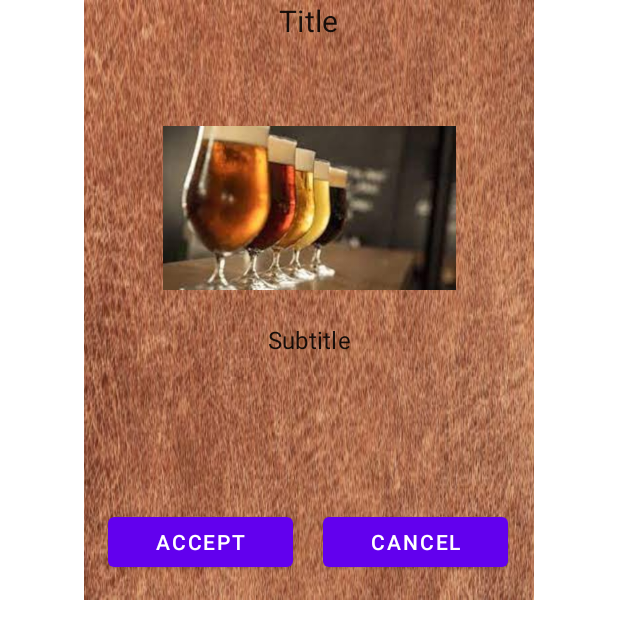
After one commit to Zharrat/BEERS_OF_THE_WORLD, an Android app: the layout fragment_dialog.xml on its own in the app's theme, with its tools: preview values and no code run, on a phone screen of 412 x 824 dp. The commit adds this screen. Shown: the top 639 px of the screen. Run offline under Robolectric (Android 15) with nearby library versions, the phone set to English and light mode, and no system bars; network calls fail.

Commit message:
Implementado logged as. Funcionando en mainfragment. Implementando alerdialog fragment con cierre.

```diff
--- a/app/src/main/java/com/example/beers_of_the_world/viewModel/MainViewModel.kt
+++ b/app/src/main/java/com/example/beers_of_the_world/viewModel/MainViewModel.kt
@@ -35,6 +35,7 @@ class MainViewModel : ViewModel() {
 
     private val _beersNamesList: MutableLiveData<List<String>> = MutableLiveData()
     val beersNamesList: LiveData<List<String>> get() = _beersNamesList
+
 
     fun setBeer(beers: List<BeerResponse>) {
         _beersList.postValue(beers)
@@ -109,6 +110,8 @@ class MainViewModel : ViewModel() {
 
     }
 
+
+
     //Coroutine to get the beers in the background.
    /* private fun getRetrofit(): Retrofit {
         return Retrofit.Builder()
--- /dev/null
+++ b/app/src/main/res/layout/fragment_dialog.xml
@@ -0,0 +1,70 @@
+<?xml version="1.0" encoding="utf-8"?>
+<androidx.constraintlayout.widget.ConstraintLayout xmlns:android="http://schemas.android.com/apk/res/android"
+    xmlns:app="http://schemas.android.com/apk/res-auto"
+    xmlns:tools="http://schemas.android.com/tools"
+    android:layout_width="300dp"
+    android:layout_height="400dp"
+    android:layout_gravity="top|center_horizontal"
+    android:background="@drawable/fondo9"
+    android:minWidth="300dp"
+    android:minHeight="300dp"
+    tools:context=".DialogFragment">
+
+    <Button
+        android:id="@+id/btCancel"
+        android:layout_width="123dp"
+        android:layout_height="45dp"
+        android:layout_marginEnd="17dp"
+        android:layout_marginBottom="16dp"
+        android:text="CANCEL"
+        app:layout_constraintBottom_toBottomOf="parent"
+        app:layout_constraintEnd_toEndOf="parent" />
+
+    <TextView
+        android:id="@+id/titleText"
+        style="@style/MaterialAlertDialog.MaterialComponents.Title.Text"
+        android:layout_width="wrap_content"
+        android:layout_height="wrap_content"
+        android:gravity="center"
+        android:text="@string/title"
+        android:textSize="20sp"
+        app:layout_constraintEnd_toEndOf="parent"
+        app:layout_constraintHorizontal_bias="0.5"
+        app:layout_constraintStart_toStartOf="parent"
+        tools:layout_editor_absoluteY="27dp" />
+
+    <TextView
+        android:id="@+id/subtitleText"
+        style="@style/MaterialAlertDialog.MaterialComponents.Title.Text"
+        android:layout_width="wrap_content"
+        android:layout_height="wrap_content"
+        android:layout_marginTop="215dp"
+        android:gravity="center"
+        android:text="@string/subtitle"
+        app:layout_constraintEnd_toEndOf="parent"
+        app:layout_constraintHorizontal_bias="0.5"
+        app:layout_constraintStart_toStartOf="parent"
+        app:layout_constraintTop_toTopOf="parent" />
+
+    <Button
+        android:id="@+id/btAccept"
+        android:layout_width="123dp"
+        android:layout_height="45dp"
+        android:layout_marginStart="16dp"
+        android:layout_marginBottom="16dp"
+        android:text="ACCEPT"
+        app:layout_constraintBottom_toBottomOf="parent"
+        app:layout_constraintStart_toStartOf="parent" />
+
+    <ImageView
+        android:id="@+id/imageView"
+        android:layout_width="299dp"
+        android:layout_height="109dp"
+        android:layout_marginTop="84dp"
+        app:layout_constraintEnd_toEndOf="parent"
+        app:layout_constraintHorizontal_bias="0.5"
+        app:layout_constraintStart_toStartOf="parent"
+        app:layout_constraintTop_toTopOf="parent"
+        app:srcCompat="@drawable/beer" />
+
+</androidx.constraintlayout.widget.ConstraintLayout>
--- a/app/src/main/res/values/colors.xml
+++ b/app/src/main/res/values/colors.xml
@@ -10,4 +10,5 @@
     <color name="teal_700">#FF018786</color>
     <color name="black">#FF000000</color>
     <color name="white">#FFFFFFFF</color>
+
 </resources>
--- a/app/src/main/res/values/strings.xml
+++ b/app/src/main/res/values/strings.xml
@@ -1,5 +1,5 @@
 <resources>
-    <string name="app_name">My Database App</string>
+    <string name="app_name">Beers of the world</string>
     <string name="FirstNameText">First Name :</string>
     <string name="FirstNameTextField">Enter First Name</string>
     <string name="SecondNameTextField">Enter Second Name</string>
@@ -18,4 +18,8 @@
     <string name="Login_text">Login</string>
     <string name="Login_button">Login</string>
     <string name="signupText">Sign Up!</string>
+    <!-- TODO: Remove or change this placeholder text -->
+    <string name="show_dialog">Show Dialog</string>
+    <string name="subtitle">Subtitle</string>
+    <string name="title">Title</string>
 </resources>
```
Also changed, not shown: app/src/main/java/com/example/beers_of_the_world/ui/fragments/DetailFragment.kt (+9 -1 lines), app/src/main/java/com/example/beers_of_the_world/ui/fragments/DialogFragment.kt (added, +168 -0 lines), app/src/main/java/com/example/beers_of_the_world/ui/fragments/MainFragment.kt (+55 -2 lines), app/src/main/java/com/example/beers_of_the_world/ui/fragments/RegisterFragment.kt (+4 -10 lines), app/src/main/java/com/example/beers_of_the_world/viewModel/DialogViewModel.kt (added, +18 -0 lines), app/src/main/java/com/example/beers_of_the_world/viewModel/SharedViewModel.kt (added, +17 -0 lines).
